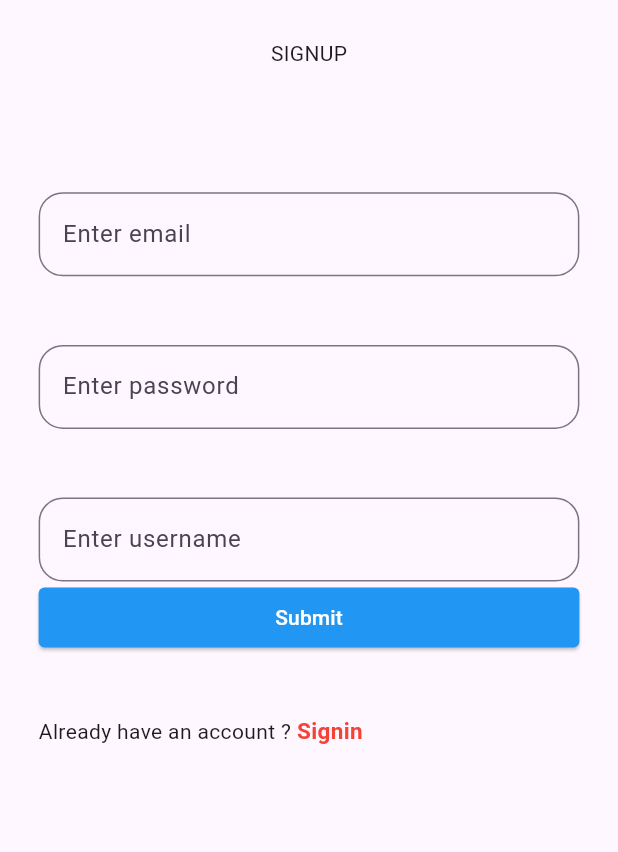
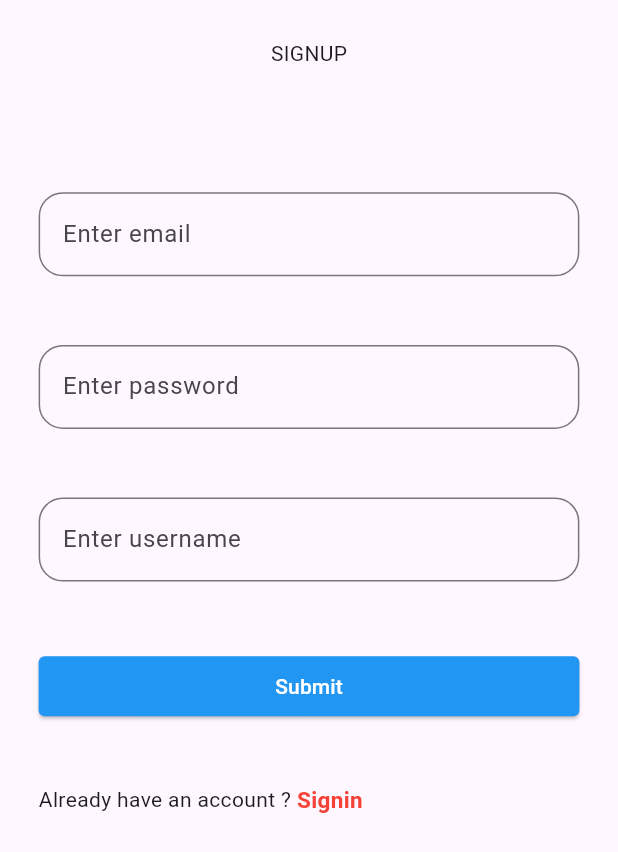
Before and after one commit to VinayaAugusthy/rapid_task, a Flutter app: the screen it shows after launch, on a phone screen of 412 x 824 dp. Shown: the top 852 px of the screen. Run offline on Flutter 3.47's test engine with Material 3 defaults, Android fonts, the phone set to English and light mode, and no system bars; our stand-ins replace bloc, cloud_firestore, firebase_auth, firebase_core, flutter_bloc, hive and 1 more; accounts and stored records are empty.

```diff
--- a/lib/views/authentication/signup/signup.dart
+++ b/lib/views/authentication/signup/signup.dart
@@ -62,6 +62,9 @@ class _SignupScreenState extends State<SignupScreen> {
                   hintText: 'Enter username',
                 ),
               ),
+              SizedBox(
+                height: size.height / 18,
+              ),
               BlocConsumer<AuthenticationBloc, AuthenticationState>(
                 listener: (context, state) {},
                 builder: (context, state) {
--- a/lib/views/manage_items/update.dart
+++ b/lib/views/manage_items/update.dart
@@ -4,6 +4,7 @@ import 'package:flutter/material.dart';
 import 'package:hive_flutter/hive_flutter.dart';
 import 'package:rapid_task/models/items/items.dart';
 import 'package:rapid_task/viewmodels/services/manage_items/manage_items.dart';
+import 'package:rapid_task/views/basescreen/base_screen.dart';
 import 'package:rapid_task/views/home/home.dart';
 
 class UpdateItems extends StatefulWidget {
@@ -37,7 +38,7 @@ class _UpdateItemsState extends State<UpdateItems> {
         updateBtnClicked(widget.index);
 
         Navigator.of(context).pushAndRemoveUntil(
-            MaterialPageRoute(builder: (ctx) => const HomeScreen()),
+            MaterialPageRoute(builder: (ctx) => const BaseScreen()),
             (route) => false);
       },
       icon: const Icon(Icons.update_rounded),
```
